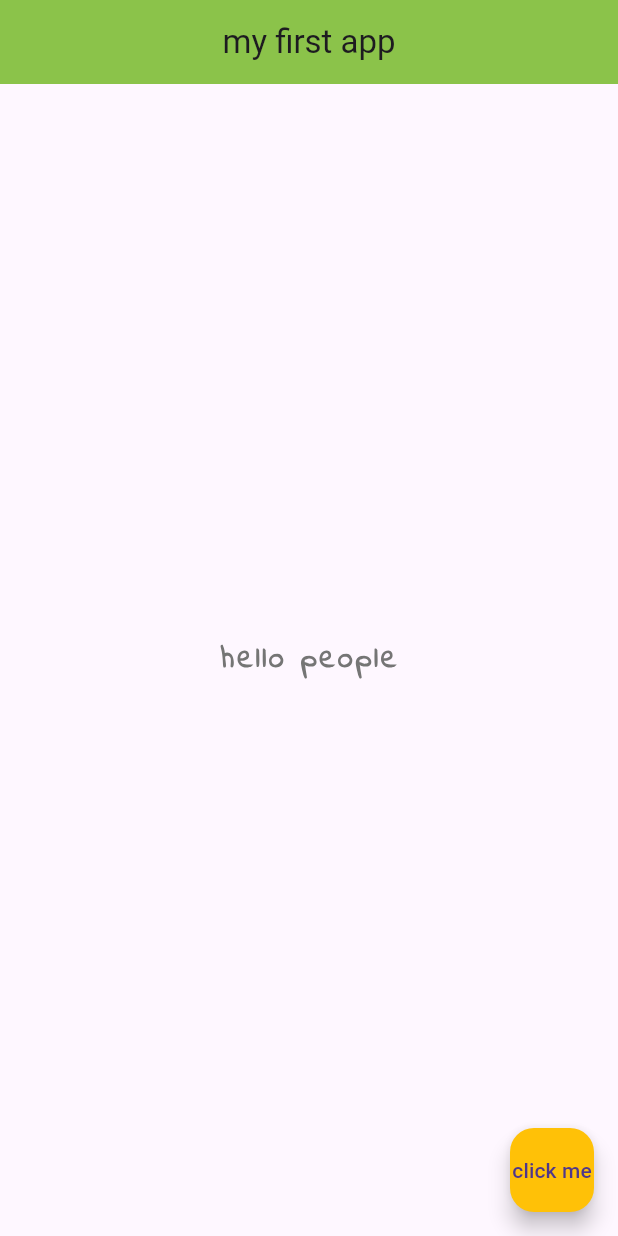
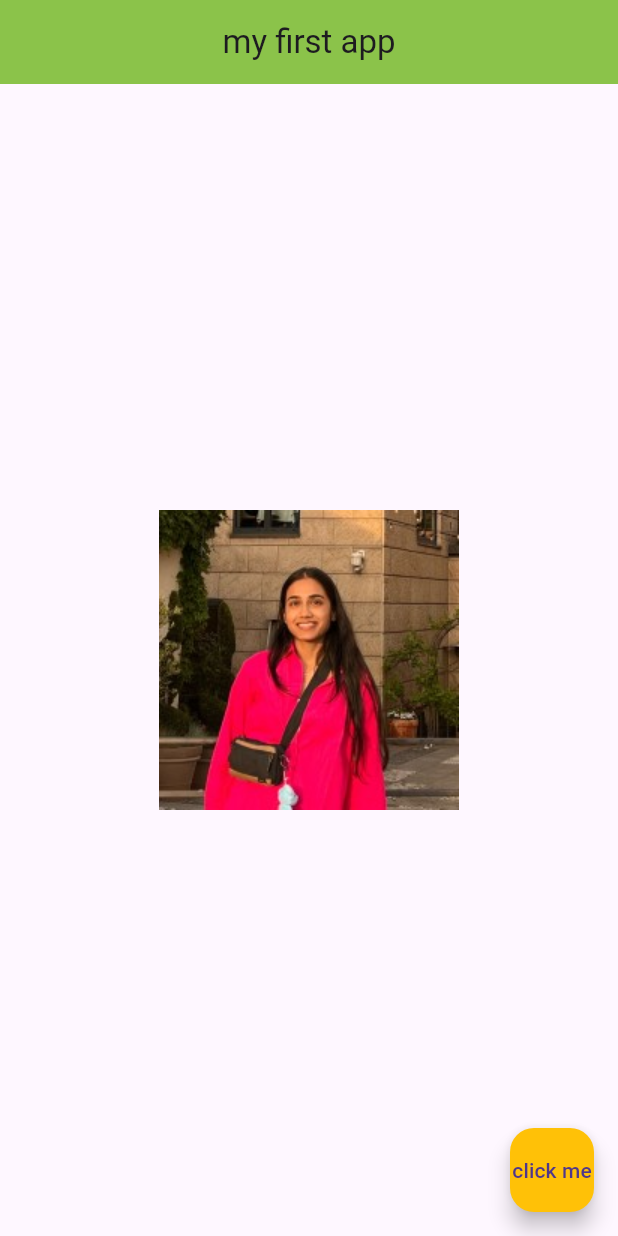
Before and after one commit to tejaswi0910/FlutterApp, a Flutter app: the screen it shows after launch, on a phone screen of 412 x 824 dp. Run offline on Flutter 3.47's test engine with Material 3 defaults, Android fonts, the light colour scheme and no system bars.

Commit message:
Added image in the center

```diff
--- a/lib/main.dart
+++ b/lib/main.dart
@@ -16,15 +16,8 @@ class Home extends StatelessWidget {
         backgroundColor: Colors.lightGreen,
       ),
       body: Center(
-        child: Text(
-            'hello people',
-            style: TextStyle(
-              fontSize: 20,
-              fontFamily: 'IndieFlower',
-              fontWeight: FontWeight.bold,
-              letterSpacing: 2.0,
-              color: Colors.grey[600],
-            )
+        child: Image(
+          image: AssetImage('assets/ojasvii.jpeg'),
         ),
       ),
       floatingActionButton: FloatingActionButton(
--- a/pubspec.yaml
+++ b/pubspec.yaml
@@ -58,9 +58,8 @@ flutter:
   uses-material-design: true
 
   # To add assets to your application, add an assets section, like this:
-  # assets:
-  #   - images/a_dot_burr.jpeg
-  #   - images/a_dot_ham.jpeg
+  assets:
+   - assets/ojasvii.jpeg
 
   # An image asset can refer to one or more resolution-specific "variants", see
   # https://flutter.dev/to/resolution-aware-images
```
Also changed, not shown: assets/ojasvii.jpeg (added).
